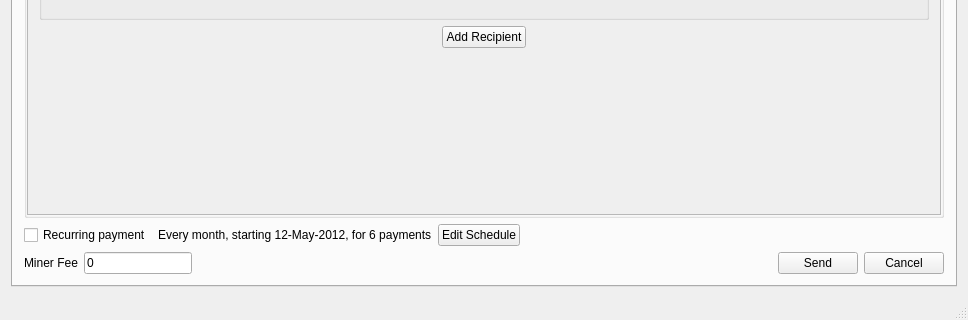
Old version of the form src/mainwindow.ui in the repository ycashfoundation/yecwallet; both pictures show x 0 to 968 and y 296 to 616 of the 968 by 616 pixel window.
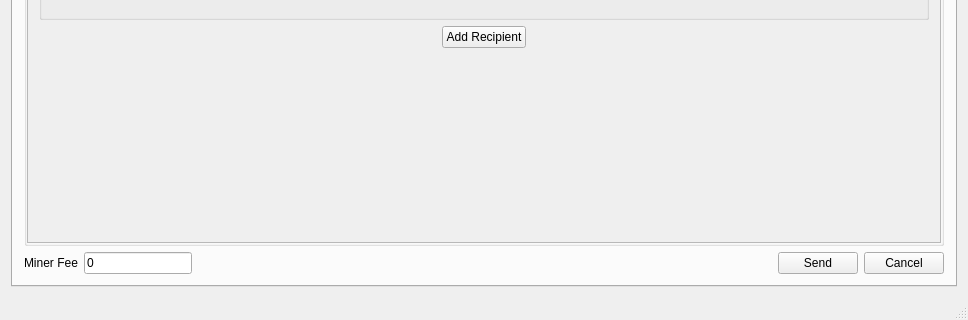
New version of the form. The open tabs and pages were chosen to show the change. Icons and pictures are not drawn. Custom widgets are drawn as their Qt base class.

Commit message: Recurring payments feature removed

```diff
--- a/src/mainwindow.ui
+++ b/src/mainwindow.ui
@@ -360,7 +360,7 @@
                 <x>0</x>
                 <y>0</y>
                 <width>920</width>
-                <height>283</height>
+                <height>318</height>
                </rect>
               </property>
               <layout class="QVBoxLayout" name="sendToLayout">
@@ -543,50 +543,6 @@
           </layout>
          </widget>
         </item>
-        <item>
-         <layout class="QHBoxLayout" name="layoutSendRecurring">
-          <item>
-           <widget class="QCheckBox" name="chkRecurring">
-            <property name="text">
-             <string>Recurring payment</string>
-            </property>
-           </widget>
-          </item>
-          <item>
-           <widget class="QLabel" name="lblRecurDesc">
-            <property name="text">
-             <string>Every month, starting 12-May-2012, for 6 payments</string>
-            </property>
-           </widget>
-          </item>
-          <item>
-           <widget class="QPushButton" name="btnRecurSchedule">
-            <property name="text">
-             <string>Edit Schedule</string>
-            </property>
-            <property name="checkable">
-             <bool>false</bool>
-            </property>
-            <property name="checked">
-             <bool>false</bool>
-            </property>
-           </widget>
-          </item>
-          <item>
-           <spacer name="horizontalSpacer_7">
-            <property name="orientation">
-             <enum>Qt::Horizontal</enum>
-            </property>
-            <property name="sizeHint" stdset="0">
-             <size>
-              <width>40</width>
-              <height>20</height>
-             </size>
-            </property>
-           </spacer>
-          </item>
-         </layout>
-        </item>
         <item>
          <layout class="QHBoxLayout" name="horizontalLayout_6">
           <item>
```
Left out of the diff: 8 changed lines with no effect on the pictures. The commit also changes 13 other files.
